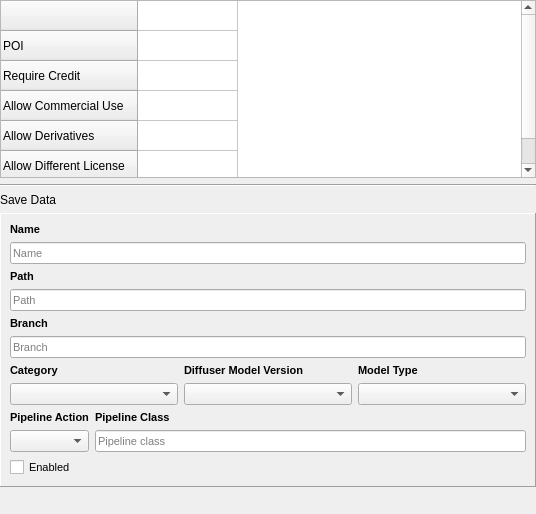
The window that src/airunner/widgets/model_manager/templates/model_form.ui (Capsize-Games/airunner) describes before a commit, drawn with Qt 5.
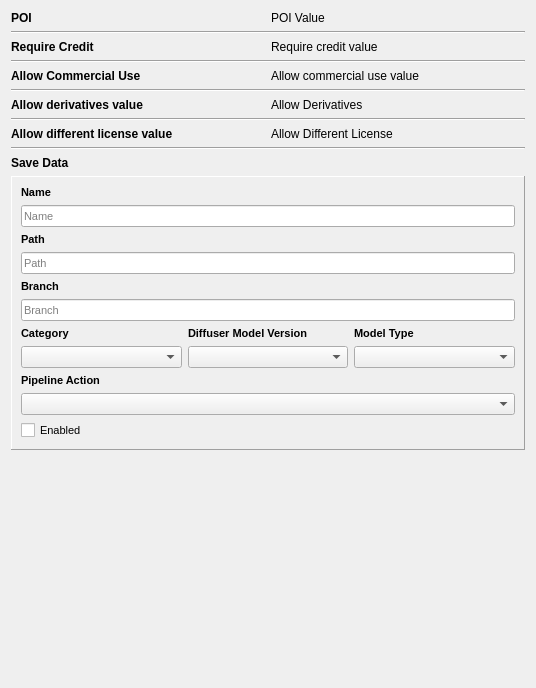
The same window after the commit.

What changed in the file:
```diff
--- a/src/airunner/widgets/model_manager/templates/model_form.ui
+++ b/src/airunner/widgets/model_manager/templates/model_form.ui
@@ -7,98 +7,176 @@
     <x>0</x>
     <y>0</y>
     <width>536</width>
-    <height>514</height>
+    <height>688</height>
    </rect>
   </property>
   <property name="windowTitle">
    <string>Form</string>
   </property>
   <layout class="QGridLayout" name="gridLayout_3">
-   <property name="leftMargin">
-    <number>0</number>
-   </property>
-   <property name="topMargin">
-    <number>0</number>
-   </property>
-   <property name="rightMargin">
-    <number>0</number>
-   </property>
-   <property name="bottomMargin">
-    <number>0</number>
-   </property>
-   <item row="1" column="0">
-    <widget class="Line" name="line">
-     <property name="orientation">
-      <enum>Qt::Horizontal</enum>
-     </property>
-    </widget>
-   </item>
-   <item row="12" column="0">
-    <spacer name="verticalSpacer">
-     <property name="orientation">
-      <enum>Qt::Vertical</enum>
-     </property>
-     <property name="sizeHint" stdset="0">
-      <size>
-       <width>20</width>
-       <height>40</height>
-      </size>
-     </property>
-    </spacer>
-   </item>
    <item row="0" column="0">
-    <widget class="QTableWidget" name="model_data_table">
-     <attribute name="horizontalHeaderVisible">
-      <bool>false</bool>
-     </attribute>
-     <attribute name="verticalHeaderVisible">
-      <bool>true</bool>
-     </attribute>
-     <row>
-      <property name="text">
-       <string/>
-      </property>
-     </row>
-     <row>
-      <property name="text">
-       <string>POI</string>
-      </property>
-     </row>
-     <row>
-      <property name="text">
-       <string>Require Credit</string>
-      </property>
-     </row>
-     <row>
-      <property name="text">
-       <string>Allow Commercial Use</string>
-      </property>
-     </row>
-     <row>
-      <property name="text">
-       <string>Allow Derivatives</string>
-      </property>
-     </row>
-     <row>
-      <property name="text">
-       <string>Allow Different License</string>
-      </property>
-     </row>
-     <column>
-      <property name="text">
-       <string>New Column</string>
-      </property>
-     </column>
+    <layout class="QHBoxLayout" name="horizontalLayout">
+     <item>
+      <widget class="QLabel" name="label_3">
+       <property name="font">
+        <font>
+         <bold>true</bold>
+        </font>
+       </property>
+       <property name="text">
+        <string>POI</string>
+       </property>
+      </widget>
+     </item>
+     <item>
+      <widget class="QLabel" name="poi">
+       <property name="text">
+        <string>POI Value</string>
+       </property>
+      </widget>
+     </item>
+    </layout>
+   </item>
+   <item row="1" column="0">
+    <widget class="Line" name="line_2">
+     <property name="orientation">
+      <enum>Qt::Horizontal</enum>
+     </property>
     </widget>
    </item>
    <item row="2" column="0">
+    <layout class="QHBoxLayout" name="horizontalLayout_2">
+     <item>
+      <widget class="QLabel" name="label_9">
+       <property name="font">
+        <font>
+         <bold>true</bold>
+        </font>
+       </property>
+       <property name="text">
+        <string>Require Credit</string>
+       </property>
+      </widget>
+     </item>
+     <item>
+      <widget class="QLabel" name="require_credit">
+       <property name="text">
+        <string>Require credit value</string>
+       </property>
+      </widget>
+     </item>
+    </layout>
+   </item>
+   <item row="3" column="0">
+    <widget class="Line" name="line_3">
+     <property name="orientation">
+      <enum>Qt::Horizontal</enum>
+     </property>
+    </widget>
+   </item>
+   <item row="4" column="0">
+    <layout class="QHBoxLayout" name="horizontalLayout_3">
+     <item>
+      <widget class="QLabel" name="label_11">
+       <property name="font">
+        <font>
+         <bold>true</bold>
+        </font>
+       </property>
+       <property name="text">
+        <string>Allow Commercial Use</string>
+       </property>
+      </widget>
+     </item>
+     <item>
+      <widget class="QLabel" name="allow_commercial_use">
+       <property name="text">
+        <string>Allow commercial use value</string>
+       </property>
+      </widget>
+     </item>
+    </layout>
+   </item>
+   <item row="5" column="0">
+    <widget class="Line" name="line_4">
+     <property name="orientation">
+      <enum>Qt::Horizontal</enum>
+     </property>
+    </widget>
+   </item>
+   <item row="6" column="0">
+    <layout class="QHBoxLayout" name="horizontalLayout_4">
+     <item>
+      <widget class="QLabel" name="label_14">
+       <property name="font">
+        <font>
+         <bold>true</bold>
+        </font>
+       </property>
+       <property name="text">
+        <string>Allow derivatives value</string>
+       </property>
+      </widget>
+     </item>
+     <item>
+      <widget class="QLabel" name="allow_derivatives">
+       <property name="text">
+        <string>Allow Derivatives</string>
+       </property>
+      </widget>
+     </item>
+    </layout>
+   </item>
+   <item row="7" column="0">
+    <widget class="Line" name="line_5">
+     <property name="orientation">
+      <enum>Qt::Horizontal</enum>
+     </property>
+    </widget>
+   </item>
+   <item row="8" column="0">
+    <layout class="QHBoxLayout" name="horizontalLayout_5">
+     <item>
+      <widget class="QLabel" name="label_16">
+       <property name="font">
+        <font>
+         <bold>true</bold>
+        </font>
+       </property>
+       <property name="text">
+        <string>Allow different license value</string>
+       </property>
+      </widget>
+     </item>
+     <item>
+      <widget class="QLabel" name="allow_different_license">
+       <property name="text">
+        <string>Allow Different License</string>
+       </property>
+      </widget>
+     </item>
+    </layout>
+   </item>
+   <item row="9" column="0">
+    <widget class="Line" name="line">
+     <property name="orientation">
+      <enum>Qt::Horizontal</enum>
+     </property>
+    </widget>
+   </item>
+   <item row="10" column="0">
     <widget class="QLabel" name="label_6">
+     <property name="font">
+      <font>
+       <bold>true</bold>
+      </font>
+     </property>
      <property name="text">
       <string>Save Data</string>
      </property>
     </widget>
    </item>
-   <item row="5" column="0">
+   <item row="11" column="0">
     <widget class="QFrame" name="frame">
      <property name="frameShape">
       <enum>QFrame::Panel</enum>
@@ -235,19 +313,6 @@
           </property>
          </widget>
         </item>
-        <item row="0" column="1">
-         <widget class="QLabel" name="label_3">
-          <property name="font">
-           <font>
-            <pointsize>8</pointsize>
-            <bold>true</bold>
-           </font>
-          </property>
-          <property name="text">
-           <string>Pipeline Class</string>
-          </property>
-         </widget>
-        </item>
         <item row="1" column="0">
          <widget class="QComboBox" name="pipeline_action">
           <property name="font">
@@ -257,18 +322,6 @@
           </property>
          </widget>
         </item>
-        <item row="1" column="1">
-         <widget class="QLineEdit" name="pipeline_class_line_edit">
-          <property name="font">
-           <font>
-            <pointsize>8</pointsize>
-           </font>
-          </property>
-          <property name="placeholderText">
-           <string>Pipeline class</string>
-          </property>
-         </widget>
-        </item>
        </layout>
       </item>
       <item row="8" column="0">
@@ -312,6 +365,19 @@
      </layout>
     </widget>
    </item>
+   <item row="12" column="0">
+    <spacer name="verticalSpacer">
+     <property name="orientation">
+      <enum>Qt::Vertical</enum>
+     </property>
+     <property name="sizeHint" stdset="0">
+      <size>
+       <width>20</width>
+       <height>40</height>
+      </size>
+     </property>
+    </spacer>
+   </item>
   </layout>
  </widget>
  <resources/>
```
